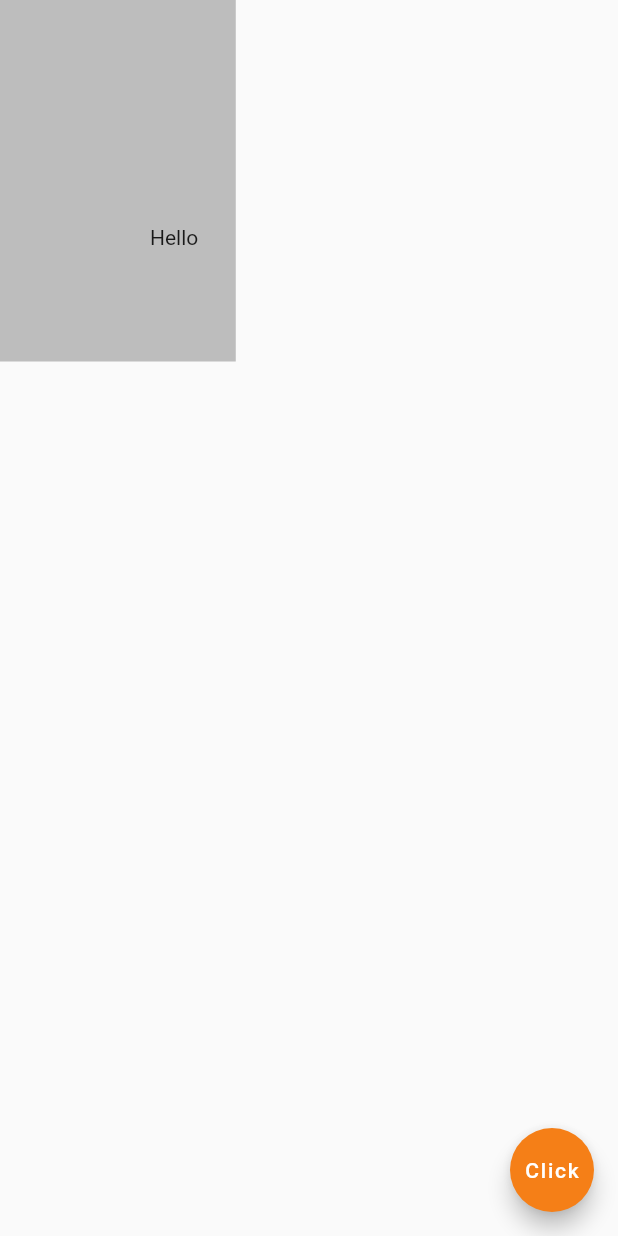
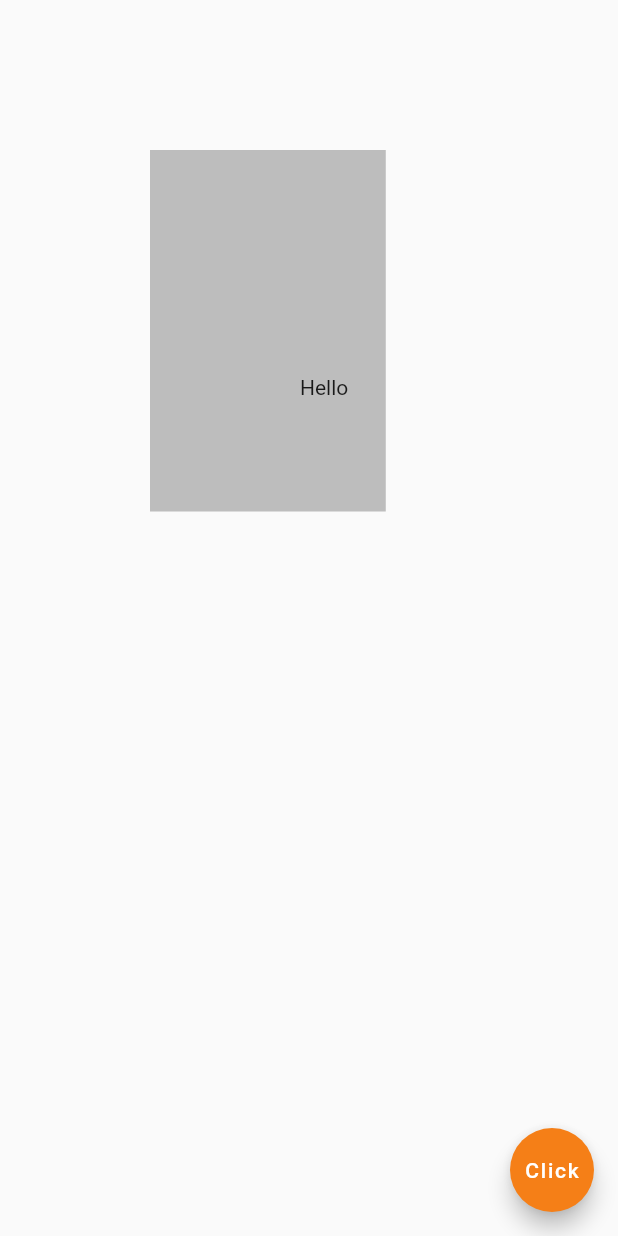
Before and after one commit to AkshDesai04/code_ninja_follow_along, a Flutter app: the screen it shows after launch, on a phone screen of 412 x 824 dp. Run offline on Flutter 3.47's test engine with Material 2 defaults, Android fonts, the phone set to English and light mode, and no system bars.

Commit message:
Used all margin now

```diff
--- a/lib/main.dart
+++ b/lib/main.dart
@@ -75,6 +75,7 @@ class Home extends StatelessWidget {
         //   padding: EdgeInsets.all(100),
         //   padding: EdgeInsets.symmetric(horizontal: 100, vertical: 200),
           padding: EdgeInsets.fromLTRB(100, 150, 25, 75),
+          margin: EdgeInsets.all(100),
           color: Colors.grey[400],
           child: Text("Hello"),
         ),
```
